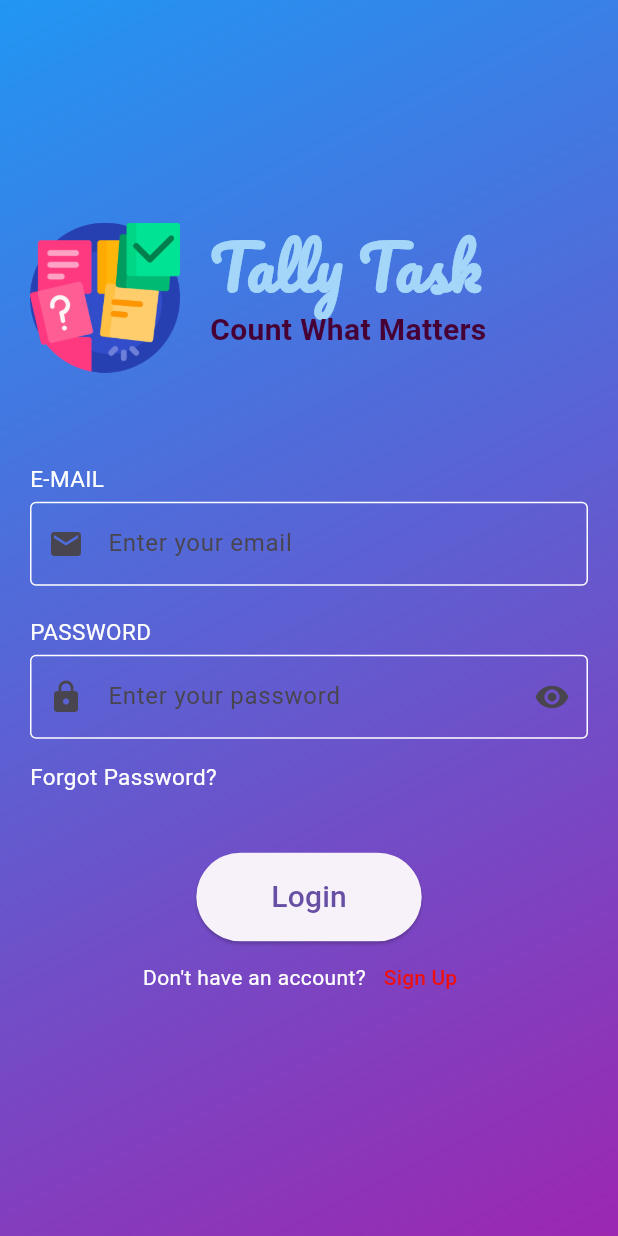
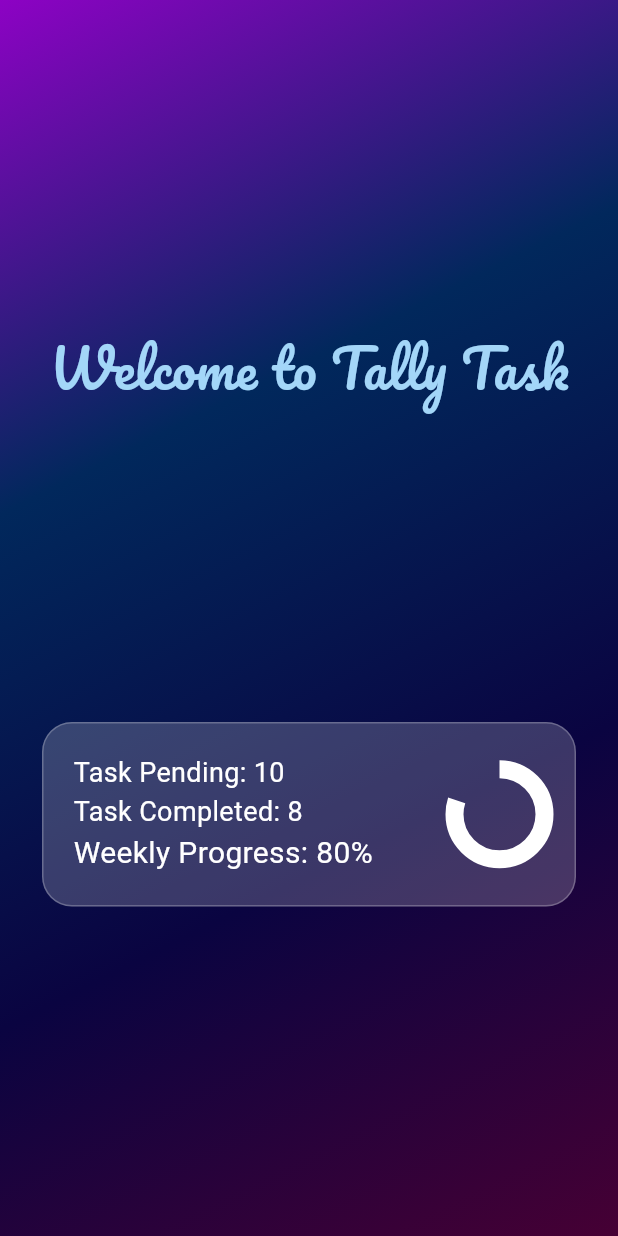
Before and after one commit to iammuhammadhassan/tally_task, a Flutter app: the screen it shows after launch, on a phone screen of 412 x 824 dp. Run offline on Flutter 3.47's test engine with Material 3 defaults, Android fonts, the phone set to English and light mode, and no system bars; Roboto replaces fonts that are missing (Noto, Noto2).

Commit message:
Working on home Page

```diff
--- a/lib/main.dart
+++ b/lib/main.dart
@@ -1,4 +1,5 @@
 import 'package:flutter/material.dart';
+import 'package:tally_task/screens/homePage.dart';
 import 'package:tally_task/screens/login_screen.dart';
 
 void main() {
@@ -11,7 +12,7 @@ class MyApp extends StatelessWidget {
   @override
   Widget build(BuildContext context) {
     return MaterialApp(
-      home: LoginScreen(),
+      home: Homepage(),
     );
   }
 }
--- /dev/null
+++ b/lib/screens/homePage.dart
@@ -0,0 +1,105 @@
+import 'package:flutter/material.dart';
+
+class Homepage extends StatelessWidget {
+  const Homepage({super.key});
+
+  @override
+  Widget build(BuildContext context) {
+    return Scaffold(
+      body: Container(
+        width: double.infinity,
+        height: double.infinity,
+        decoration: BoxDecoration(
+          gradient: LinearGradient(
+            colors: [
+              const Color.fromARGB(255, 141, 2, 196),
+
+              const Color.fromARGB(255, 1, 40, 92),
+              const Color.fromARGB(255, 10, 4, 65),
+              const Color.fromARGB(255, 70, 0, 52),
+            ],
+            begin: Alignment.topLeft,
+            end: Alignment.bottomRight,
+          ),
+        ),
+        child: Padding(
+          padding: const EdgeInsets.all(8.0),
+          child: SafeArea(
+            child: Column(
+              mainAxisAlignment: MainAxisAlignment.spaceEvenly,
+              children: [
+                Text(
+                  "Welcome to Tally Task",
+                  style: TextStyle(
+                    fontFamily: 'Pacifico',
+                    color: const Color.fromARGB(255, 163, 214, 248),
+                    fontSize: 35,
+                  ),
+                ),
+                Container(
+                  width: double.infinity,
+                  padding: const EdgeInsets.all(20.0),
+                  margin: const EdgeInsets.symmetric(horizontal: 20.0),
+                  decoration: BoxDecoration(
+                    color: Colors.white.withOpacity(0.2),
+                    borderRadius: BorderRadius.circular(20),
+                    border: Border.all(color: Colors.white24),
+                  ),
+                  child: Column(
+                    children: [
+                      Row(
+                        mainAxisAlignment: MainAxisAlignment.spaceBetween,
+                        children: [
+                          Column(
+                            mainAxisAlignment: MainAxisAlignment.start,
+                            crossAxisAlignment: CrossAxisAlignment.start,
+                            children: [
+                              Text(
+                                "Task Pending: 10",
+                                style: TextStyle(
+                                  fontFamily: 'Noto2',
+                                  color: Colors.white,
+                                  fontSize: 18,
+                                ),
+                              ),
+                              Text(
+                                "Task Completed: 8",
+                                style: TextStyle(
+                                  fontFamily: 'Noto2',
+                                  color: Colors.white,
+                                  fontSize: 18,
+                                ),
+                              ),
+
+                              Text(
+                                "Weekly Progress: 80%",
+                                style: TextStyle(
+                                  fontFamily: 'Noto2',
+                                  color: Colors.white,
+                                  fontSize: 20,
+                                ),
+                              ),
+                            ],
+                          ),
+                          SizedBox(
+                            width: 60,
+                            height: 60,
+                            child: CircularProgressIndicator(
+                              color: Colors.white,
+                              value: 0.80,
+                              strokeWidth: 12,
+                            ),
+                          ),
+                        ],
+                      ),
+                    ],
+                  ),
+                ),
+              ],
+            ),
+          ),
+        ),
+      ),
+    );
+  }
+}
--- a/lib/screens/login_screen.dart
+++ b/lib/screens/login_screen.dart
@@ -18,10 +18,20 @@ class _LoginScreenState extends State<LoginScreen> {
   @override
   Widget build(BuildContext context) {
     return Scaffold(
+      backgroundColor: Colors.transparent,
       body: Container(
+        width: double.infinity,
+        height: double.infinity,
+
         decoration: BoxDecoration(
           gradient: LinearGradient(
-            colors: [Colors.blue, Colors.purple],
+            colors: [
+              const Color.fromARGB(255, 141, 2, 196),
+
+              const Color.fromARGB(255, 1, 40, 92),
+              const Color.fromARGB(255, 10, 4, 65),
+              const Color.fromARGB(255, 70, 0, 52),
+            ],
             begin: Alignment.topLeft,
             end: Alignment.bottomRight,
           ),
@@ -172,7 +182,14 @@ class _LoginScreenState extends State<LoginScreen> {
                             print("Password: ${_passwordController.text}");
                           }
                         },
-                        child: Text("Login", style: TextStyle(fontSize: 20)),
+                        child: Text(
+                          "Login",
+                          style: TextStyle(
+                            fontSize: 20,
+                            fontFamily: "Noto2",
+                            fontWeight: FontWeight.bold,
+                          ),
+                        ),
                       ),
                     ),
                     Row(
```
